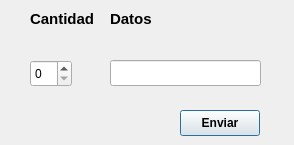
Qt form AppMenu/entradadatos.ui (Gatovsky/AppMenu) before a commit.
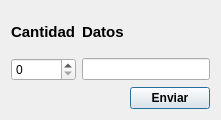
The same form after that commit.

```diff
--- a/AppMenu/entradadatos.ui
+++ b/AppMenu/entradadatos.ui
@@ -6,45 +6,31 @@
    <rect>
     <x>0</x>
     <y>0</y>
-    <width>294</width>
-    <height>145</height>
+    <width>213</width>
+    <height>120</height>
    </rect>
   </property>
+  <property name="minimumSize">
+   <size>
+    <width>0</width>
+    <height>0</height>
+   </size>
+  </property>
+  <property name="maximumSize">
+   <size>
+    <width>400</width>
+    <height>200</height>
+   </size>
+  </property>
   <property name="windowTitle">
    <string>Dialog</string>
   </property>
-  <widget class="QPushButton" name="pushButton">
-   <property name="geometry">
-    <rect>
-     <x>180</x>
-     <y>110</y>
-     <width>80</width>
-     <height>26</height>
-    </rect>
-   </property>
-   <property name="font">
-    <font>
-     <weight>75</weight>
-     <bold>true</bold>
-    </font>
-   </property>
-   <property name="text">
-    <string>Enviar</string>
-   </property>
-  </widget>
+  <layout class="QGridLayout" name="gridLayout">
+   <item row="0" column="0">
   <widget class="QLabel" name="label">
-   <property name="geometry">
-    <rect>
-     <x>30</x>
-     <y>10</y>
-     <width>71</width>
-     <height>18</height>
-    </rect>
-   </property>
    <property name="font">
     <font>
      <pointsize>11</pointsize>
-     <weight>75</weight>
      <bold>true</bold>
     </font>
    </property>
@@ -52,19 +38,12 @@
     <string>Cantidad</string>
    </property>
   </widget>
+   </item>
+   <item row="0" column="1">
   <widget class="QLabel" name="label_2">
-   <property name="geometry">
-    <rect>
-     <x>110</x>
-     <y>10</y>
-     <width>58</width>
-     <height>18</height>
-    </rect>
-   </property>
    <property name="font">
     <font>
      <pointsize>11</pointsize>
-     <weight>75</weight>
      <bold>true</bold>
     </font>
    </property>
@@ -72,26 +51,26 @@
     <string>Datos</string>
    </property>
   </widget>
-  <widget class="QSpinBox" name="spinBoxCantidad">
-   <property name="geometry">
-    <rect>
-     <x>30</x>
-     <y>60</y>
-     <width>42</width>
-     <height>27</height>
-    </rect>
-   </property>
-  </widget>
-  <widget class="QLineEdit" name="lineDatos">
-   <property name="geometry">
-    <rect>
-     <x>110</x>
-     <y>60</y>
-     <width>151</width>
-     <height>26</height>
-    </rect>
-   </property>
-  </widget>
+   </item>
+   <item row="1" column="0">
+    <widget class="QSpinBox" name="spinBoxCantidad"/>
+   </item>
+   <item row="1" column="1" colspan="2">
+    <widget class="QLineEdit" name="lineDatos"/>
+   </item>
+   <item row="2" column="2">
+    <widget class="QPushButton" name="pushButton">
+     <property name="font">
+      <font>
+       <bold>true</bold>
+      </font>
+     </property>
+     <property name="text">
+      <string>Enviar</string>
+     </property>
+    </widget>
+   </item>
+  </layout>
  </widget>
  <resources/>
  <connections/>
```
Lines whose indentation alone changed are shown as unchanged.
